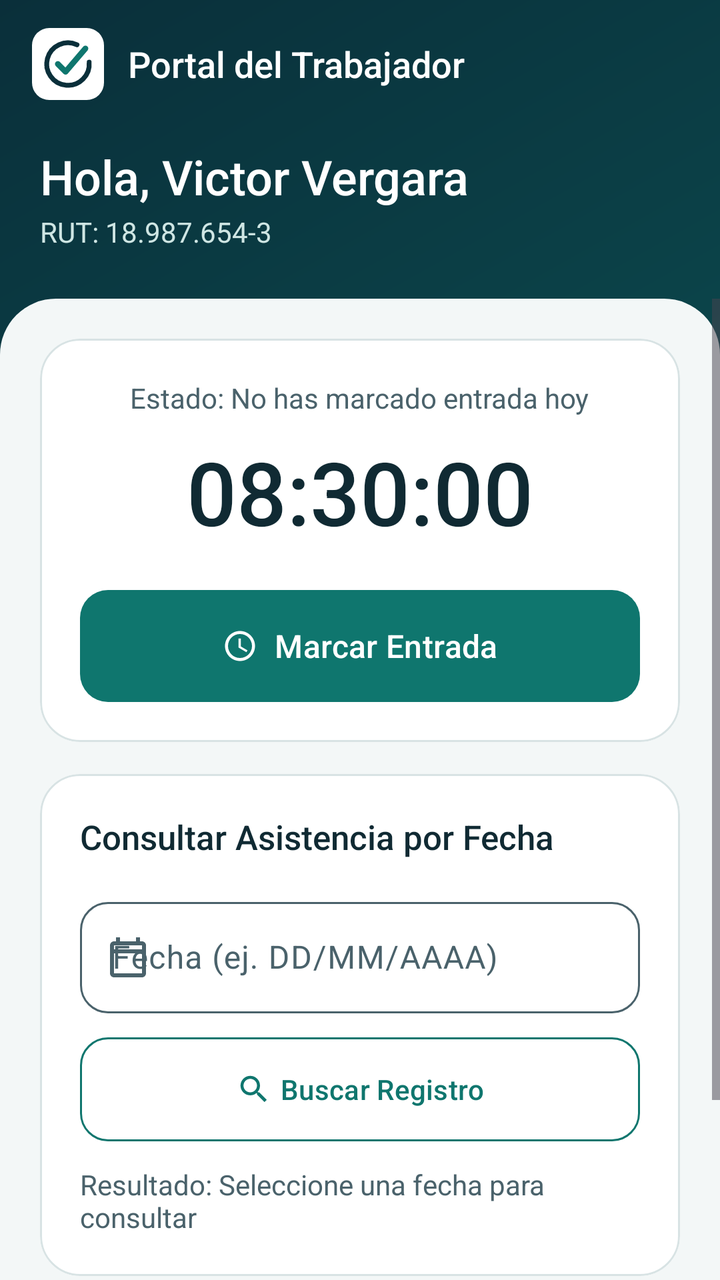
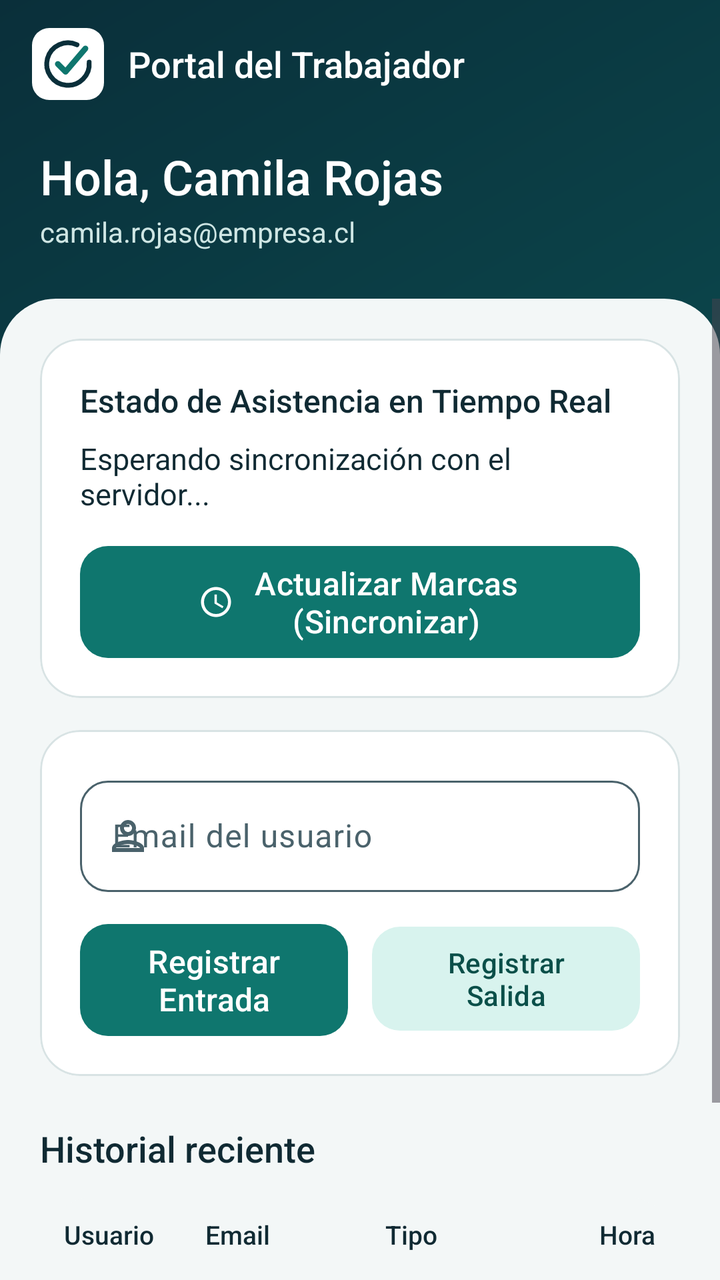

The first picture is an Android layout as it rendered before a commit; the second is the same layout after the commit. The layout source and the unified diff follow.
<!-- AndroidManifest.xml: application theme Theme.Asistencia -->
<!-- res/layout/activity_dashboard.xml -->
<?xml version="1.0" encoding="utf-8"?>
<androidx.constraintlayout.widget.ConstraintLayout xmlns:android="http://schemas.android.com/apk/res/android"
    xmlns:app="http://schemas.android.com/apk/res-auto"
    xmlns:tools="http://schemas.android.com/tools"
    android:id="@+id/main"
    android:layout_width="match_parent"
    android:layout_height="match_parent"
    android:background="@drawable/bg_screen"
    tools:context=".DashboardActivity">

    
    <com.google.android.material.appbar.AppBarLayout
        android:id="@+id/appBar"
        android:layout_width="match_parent"
        android:layout_height="wrap_content"
        android:background="@android:color/transparent"
        app:elevation="0dp"
        app:layout_constraintTop_toTopOf="parent">

        <androidx.appcompat.widget.Toolbar
            android:id="@+id/toolbar"
            android:layout_width="match_parent"
            android:layout_height="?attr/actionBarSize"
            app:logo="@drawable/ic_logo_toolbar"
            app:logoDescription="@string/logo_description"
            app:title="Portal del Trabajador"
            app:titleTextAppearance="@style/Asistencia.Text.Toolbar"
            app:titleTextColor="@color/on_hero" />

        <LinearLayout
            android:layout_width="match_parent"
            android:layout_height="wrap_content"
            android:orientation="vertical"
            android:paddingStart="20dp"
            android:paddingTop="8dp"
            android:paddingEnd="20dp"
            android:paddingBottom="24dp">

            <TextView
                android:id="@+id/tvUserGreeting"
                android:layout_width="wrap_content"
                android:layout_height="wrap_content"
                android:fontFamily="sans-serif-medium"
                android:text="Hola, Victor Vergara"
                android:textColor="@color/on_hero"
                android:textSize="24sp" />

            <TextView
                android:id="@+id/tvUserRut"
                android:layout_width="wrap_content"
                android:layout_height="wrap_content"
                android:layout_marginTop="2dp"
                android:text="RUT: 18.987.654-3"
                android:textColor="@color/on_hero_muted"
                android:textSize="14sp" />
        </LinearLayout>
    </com.google.android.material.appbar.AppBarLayout>

    
    <ScrollView
        android:layout_width="match_parent"
        android:layout_height="0dp"
        android:background="@drawable/bg_sheet"
        android:fillViewport="true"
        app:layout_constraintBottom_toBottomOf="parent"
        app:layout_constraintTop_toBottomOf="@id/appBar">

        <LinearLayout
            android:layout_width="match_parent"
            android:layout_height="wrap_content"
            android:orientation="vertical"
            android:padding="20dp">

            
            <com.google.android.material.card.MaterialCardView style="@style/Asistencia.Card">

                <LinearLayout
                    android:layout_width="match_parent"
                    android:layout_height="wrap_content"
                    android:gravity="center"
                    android:orientation="vertical"
                    android:padding="20dp">

                    <TextView
                        android:id="@+id/tvClockStatus"
                        style="@style/Asistencia.Text.Body"
                        android:layout_width="wrap_content"
                        android:layout_height="wrap_content"
                        android:gravity="center"
                        android:text="Estado: No has marcado entrada hoy" />

                    <TextView
                        android:id="@+id/tvCurrentTime"
                        android:layout_width="wrap_content"
                        android:layout_height="wrap_content"
                        android:layout_marginTop="8dp"
                        android:fontFamily="sans-serif-medium"
                        android:fontFeatureSettings="tnum"
                        android:text="08:30:00"
                        android:textColor="@color/text_primary"
                        android:textSize="44sp" />

                    <com.google.android.material.button.MaterialButton
                        android:id="@+id/btnClockAction"
                        style="@style/Asistencia.Button"
                        android:layout_marginTop="20dp"
                        android:text="Marcar Entrada"
                        app:icon="@drawable/ic_clock" />

                </LinearLayout>
            </com.google.android.material.card.MaterialCardView>

            
            <com.google.android.material.card.MaterialCardView
                style="@style/Asistencia.Card"
                android:layout_marginTop="16dp">

                <LinearLayout
                    android:layout_width="match_parent"
                    android:layout_height="wrap_content"
                    android:orientation="vertical"
                    android:padding="20dp">

                    <TextView
                        style="@style/Asistencia.Text.Title"
                        android:layout_width="wrap_content"
                        android:layout_height="wrap_content"
                        android:text="Consultar Asistencia por Fecha" />

                    <com.google.android.material.textfield.TextInputLayout
                        style="@style/Asistencia.TextField"
                        android:layout_marginTop="16dp"
                        android:hint="Fecha (ej. DD/MM/AAAA)"
                        app:startIconDrawable="@drawable/ic_calendar">

                        <com.google.android.material.textfield.TextInputEditText
                            android:id="@+id/etQueryDate"
                            android:layout_width="match_parent"
                            android:layout_height="wrap_content"
                            android:inputType="date" />
                    </com.google.android.material.textfield.TextInputLayout>

                    <com.google.android.material.button.MaterialButton
                        android:id="@+id/btnQueryAttendance"
                        style="@style/Asistencia.Button.Outlined"
                        android:layout_marginTop="12dp"
                        android:text="Buscar Registro"
                        app:icon="@drawable/ic_search" />

                    <TextView
                        android:id="@+id/tvQueryResult"
                        style="@style/Asistencia.Text.Body"
                        android:layout_width="match_parent"
                        android:layout_height="wrap_content"
                        android:layout_marginTop="12dp"
                        android:text="Resultado: Seleccione una fecha para consultar" />
                </LinearLayout>
            </com.google.android.material.card.MaterialCardView>

            
            <com.google.android.material.button.MaterialButton
                android:id="@+id/btnOpenAdmin"
                style="@style/Asistencia.Button.Tonal"
                android:layout_marginTop="16dp"
                android:text="Ir a Panel Administrador"
                android:visibility="gone"
                app:icon="@drawable/ic_shield" />

            
            <com.google.android.material.button.MaterialButton
                android:id="@+id/btnLogout"
                style="@style/Asistencia.Button.Outlined"
                android:layout_marginTop="16dp"
                android:layout_marginBottom="24dp"
                android:text="Cerrar Sesión"
                app:strokeColor="@color/danger_fg" />

        </LinearLayout>
    </ScrollView>

</androidx.constraintlayout.widget.ConstraintLayout>
<!-- resources referenced by this layout -->
<resources>
  <color name="danger_fg">#B3261E</color>
  <color name="on_hero">#FFFFFF</color>
  <color name="on_hero_muted">#CFE6E4</color>
  <color name="text_primary">#102A33</color>
  <!-- drawable bg_screen (drawable) -->
  <?xml version="1.0" encoding="utf-8"?>
  <layer-list xmlns:android="http://schemas.android.com/apk/res/android">
      <item android:drawable="@drawable/bg_login" />
      <item
          android:drawable="@color/background"
          android:top="320dp" />
  </layer-list>
  <!-- drawable bg_sheet (drawable) -->
  <?xml version="1.0" encoding="utf-8"?>
  <shape xmlns:android="http://schemas.android.com/apk/res/android">
      <solid android:color="@color/background" />
      <corners
          android:topLeftRadius="28dp"
          android:topRightRadius="28dp" />
  </shape>
  <!-- drawable ic_calendar (drawable) -->
  <?xml version="1.0" encoding="utf-8"?>
  <vector xmlns:android="http://schemas.android.com/apk/res/android"
      android:width="24dp"
      android:height="24dp"
      android:tint="?attr/colorControlNormal"
      android:viewportWidth="24"
      android:viewportHeight="24">
      <path
          android:fillColor="@android:color/white"
          android:pathData="M19,4h-1V2h-2v2H8V2H6v2H5C3.89,4 3.01,4.9 3.01,6L3,20c0,1.1 0.89,2 2,2h14c1.1,0 2,-0.9 2,-2V6c0,-1.1 -0.9,-2 -2,-2zm0,16H5V10h14v10zm0,-12H5V6h14v2z" />
  </vector>
  <!-- drawable ic_logo_toolbar (drawable) -->
  <?xml version="1.0" encoding="utf-8"?>
  <inset xmlns:android="http://schemas.android.com/apk/res/android"
      android:drawable="@drawable/ic_logo"
      android:insetRight="12dp" />
  <!-- drawable ic_search (drawable) -->
  <?xml version="1.0" encoding="utf-8"?>
  <vector xmlns:android="http://schemas.android.com/apk/res/android"
      android:width="24dp"
      android:height="24dp"
      android:tint="?attr/colorControlNormal"
      android:viewportWidth="24"
      android:viewportHeight="24">
      <path
          android:fillColor="@android:color/white"
          android:pathData="M15.5,14h-0.79l-0.28,-0.27C15.41,12.59 16,11.11 16,9.5 16,5.91 13.09,3 9.5,3S3,5.91 3,9.5 5.91,16 9.5,16c1.61,0 3.09,-0.59 4.23,-1.57l0.27,0.28v0.79l5,4.99L20.49,19l-4.99,-5zm-6,0C7.01,14 5,11.99 5,9.5S7.01,5 9.5,5 14,7.01 14,9.5 11.99,14 9.5,14z" />
  </vector>
  <string name="logo_description">Logo de Asistencia</string>
  <style name="Asistencia.Text.Body" parent="">
          <item name="android:textColor">@color/text_secondary</item>
          <item name="android:textSize">14sp</item>
      </style>
  <style name="Asistencia.Text.Title" parent="">
          <item name="android:fontFamily">sans-serif-medium</item>
          <item name="android:textColor">@color/text_primary</item>
          <item name="android:textSize">17sp</item>
      </style>
  <style name="Asistencia.Text.Toolbar" parent="">
          <item name="android:fontFamily">sans-serif-medium</item>
          <item name="android:textSize">18sp</item>
      </style>
  <!-- drawable bg_login (drawable) -->
  <?xml version="1.0" encoding="utf-8"?>
  <shape xmlns:android="http://schemas.android.com/apk/res/android">
      <gradient
          android:angle="315"
          android:endColor="@color/hero_end"
          android:startColor="@color/hero_start" />
  </shape>
  <color name="background">#F3F7F7</color>
  <color name="primary">#0F766E</color>
  <color name="surface">#FFFFFF</color>
  <color name="outline">#D8E3E4</color>
  <color name="text_secondary">#4A626B</color>
  <style name="Base.Theme.Asistencia" parent="Theme.Material3.DayNight.NoActionBar">
          
          
      </style>
  <color name="on_primary">#FFFFFF</color>
  <color name="primary_container">#D8F3EE</color>
  <color name="on_primary_container">#0A4F49</color>
  <color name="hero_end">#0C5F5E</color>
  <color name="hero_start">#0A2F3A</color>
  <color name="white">#FFFFFFFF</color>
  <color name="brand_ink">#0A2F3A</color>
  <color name="brand_teal">#0F766E</color>
  <!-- unchanged entries left out for length: 9 -->
</resources>

<!-- the commit's change to res/layout/activity_dashboard.xml (unified diff, before → after) -->
@@ -41,7 +41,7 @@
                 android:layout_width="wrap_content"
                 android:layout_height="wrap_content"
                 android:fontFamily="sans-serif-medium"
-                android:text="Hola, Victor Vergara"
+                android:text="Hola, Camila Rojas"
                 android:textColor="@color/on_hero"
                 android:textSize="24sp" />
 
@@ -50,7 +50,7 @@
                 android:layout_width="wrap_content"
                 android:layout_height="wrap_content"
                 android:layout_marginTop="2dp"
-                android:text="RUT: 18.987.654-3"
+                android:text="camila.rojas@empresa.cl"
                 android:textColor="@color/on_hero_muted"
                 android:textSize="14sp" />
         </LinearLayout>
@@ -77,47 +77,6 @@
                 <LinearLayout
                     android:layout_width="match_parent"
                     android:layout_height="wrap_content"
-                    android:gravity="center"
-                    android:orientation="vertical"
-                    android:padding="20dp">
-
-                    <TextView
-                        android:id="@+id/tvClockStatus"
-                        style="@style/Asistencia.Text.Body"
-                        android:layout_width="wrap_content"
-                        android:layout_height="wrap_content"
-                        android:gravity="center"
-                        android:text="Estado: No has marcado entrada hoy" />
-
-                    <TextView
-                        android:id="@+id/tvCurrentTime"
-                        android:layout_width="wrap_content"
-                        android:layout_height="wrap_content"
-                        android:layout_marginTop="8dp"
-                        android:fontFamily="sans-serif-medium"
-                        android:fontFeatureSettings="tnum"
-                        android:text="08:30:00"
-                        android:textColor="@color/text_primary"
-                        android:textSize="44sp" />
-
-                    <com.google.android.material.button.MaterialButton
-                        android:id="@+id/btnClockAction"
-                        style="@style/Asistencia.Button"
-                        android:layout_marginTop="20dp"
-                        android:text="Marcar Entrada"
-                        app:icon="@drawable/ic_clock" />
-
-                </LinearLayout>
-            </com.google.android.material.card.MaterialCardView>
-
-            
-            <com.google.android.material.card.MaterialCardView
-                style="@style/Asistencia.Card"
-                android:layout_marginTop="16dp">
-
-                <LinearLayout
-                    android:layout_width="match_parent"
-                    android:layout_height="wrap_content"
                     android:orientation="vertical"
                     android:padding="20dp">
 
@@ -125,43 +84,144 @@
                         style="@style/Asistencia.Text.Title"
                         android:layout_width="wrap_content"
                         android:layout_height="wrap_content"
-                        android:text="Consultar Asistencia por Fecha" />
-
-                    <com.google.android.material.textfield.TextInputLayout
-                        style="@style/Asistencia.TextField"
-                        android:layout_marginTop="16dp"
-                        android:hint="Fecha (ej. DD/MM/AAAA)"
-                        app:startIconDrawable="@drawable/ic_calendar">
-
-                        <com.google.android.material.textfield.TextInputEditText
-                            android:id="@+id/etQueryDate"
-                            android:layout_width="match_parent"
-                            android:layout_height="wrap_content"
-                            android:inputType="date" />
-                    </com.google.android.material.textfield.TextInputLayout>
-
-                    <com.google.android.material.button.MaterialButton
-                        android:id="@+id/btnQueryAttendance"
-                        style="@style/Asistencia.Button.Outlined"
-                        android:layout_marginTop="12dp"
-                        android:text="Buscar Registro"
-                        app:icon="@drawable/ic_search" />
+                        android:text="Estado de Asistencia en Tiempo Real"
+                        android:textSize="16sp" />
 
                     <TextView
-                        android:id="@+id/tvQueryResult"
+                        android:id="@+id/tvLiveStatus"
                         style="@style/Asistencia.Text.Body"
                         android:layout_width="match_parent"
                         android:layout_height="wrap_content"
-                        android:layout_marginTop="12dp"
-                        android:text="Resultado: Seleccione una fecha para consultar" />
+                        android:layout_marginTop="8dp"
+                        android:text="Esperando sincronización con el servidor..."
+                        android:textColor="@color/text_primary"
+                        android:textSize="15sp" />
+
+                    
+                    <com.google.android.material.button.MaterialButton
+                        android:id="@+id/btnRefreshLive"
+                        style="@style/Asistencia.Button"
+                        android:layout_marginTop="16dp"
+                        android:text="Actualizar Marcas (Sincronizar)"
+                        app:icon="@drawable/ic_clock" />
+
                 </LinearLayout>
             </com.google.android.material.card.MaterialCardView>
+
+            
+            <com.google.android.material.card.MaterialCardView
+                style="@style/Asistencia.Card"
+                android:layout_marginTop="16dp">
+
+                <LinearLayout
+                    android:layout_width="match_parent"
+                    android:layout_height="wrap_content"
+                    android:orientation="vertical"
+                    android:padding="20dp">
+
+                    <com.google.android.material.textfield.TextInputLayout
+                        style="@style/Asistencia.TextField"
+                        android:hint="Email del usuario"
+                        app:startIconDrawable="@drawable/ic_person">
+
+                        <com.google.android.material.textfield.TextInputEditText
+                            android:id="@+id/etUserEmailInput"
+                            android:layout_width="match_parent"
+                            android:layout_height="wrap_content"
+                            android:inputType="textEmailAddress" />
+                    </com.google.android.material.textfield.TextInputLayout>
+
+                    <LinearLayout
+                        android:layout_width="match_parent"
+                        android:layout_height="wrap_content"
+                        android:layout_marginTop="16dp"
+                        android:orientation="horizontal">
+
+                        <com.google.android.material.button.MaterialButton
+                            android:id="@+id/btnRegisterCheckIn"
+                            style="@style/Asistencia.Button"
+                            android:layout_width="0dp"
+                            android:layout_marginEnd="6dp"
+                            android:layout_weight="1"
+                            android:text="Registrar Entrada" />
+
+                        <com.google.android.material.button.MaterialButton
+                            android:id="@+id/btnRegisterCheckOut"
+                            style="@style/Asistencia.Button.Tonal"
+                            android:layout_width="0dp"
+                            android:layout_marginStart="6dp"
+                            android:layout_weight="1"
+                            android:text="Registrar Salida" />
+                    </LinearLayout>
+
+                </LinearLayout>
+            </com.google.android.material.card.MaterialCardView>
+
+            
+            <TextView
+                style="@style/Asistencia.Text.Title"
+                android:layout_width="wrap_content"
+                android:layout_height="wrap_content"
+                android:layout_marginTop="24dp"
+                android:layout_marginBottom="12dp"
+                android:text="Historial reciente"
+                android:textSize="18sp" />
+
+            
+            <LinearLayout
+                android:layout_width="match_parent"
+                android:layout_height="wrap_content"
+                android:background="@drawable/bg_sheet"
+                android:orientation="horizontal"
+                android:paddingHorizontal="12dp"
+                android:paddingVertical="10dp">
+
+                <TextView
+                    style="@style/Asistencia.Text.Title"
+                    android:layout_width="0dp"
+                    android:layout_height="wrap_content"
+                    android:layout_weight="1.1"
+                    android:text="Usuario"
+                    android:textSize="13sp" />
+
+                <TextView
+                    style="@style/Asistencia.Text.Title"
+                    android:layout_width="0dp"
+                    android:layout_height="wrap_content"
+                    android:layout_weight="1.4"
+                    android:text="Email"
+                    android:textSize="13sp" />
+
+                <TextView
+                    style="@style/Asistencia.Text.Title"
+                    android:layout_width="0dp"
+                    android:layout_height="wrap_content"
+                    android:layout_weight="0.8"
+                    android:text="Tipo"
+                    android:textSize="13sp" />
+
+                <TextView
+                    style="@style/Asistencia.Text.Title"
+                    android:layout_width="0dp"
+                    android:layout_height="wrap_content"
+                    android:layout_weight="1.3"
+                    android:gravity="end"
+                    android:text="Hora"
+                    android:textSize="13sp" />
+            </LinearLayout>
+
+            
+            <LinearLayout
+                android:id="@+id/layoutHistoryContainer"
+                android:layout_width="match_parent"
+                android:layout_height="wrap_content"
+                android:orientation="vertical" />
 
             
             <com.google.android.material.button.MaterialButton
                 android:id="@+id/btnOpenAdmin"
                 style="@style/Asistencia.Button.Tonal"
-                android:layout_marginTop="16dp"
+                android:layout_marginTop="20dp"
                 android:text="Ir a Panel Administrador"
                 android:visibility="gone"
                 app:icon="@drawable/ic_shield" />
<!-- resource entries referenced after the edit -->
@@ -20,7 +20,12 @@
           android:topLeftRadius="28dp"
           android:topRightRadius="28dp" />
   </shape>
-  <!-- drawable ic_calendar (drawable) -->
+  <!-- drawable ic_logo_toolbar (drawable) -->
+  <?xml version="1.0" encoding="utf-8"?>
+  <inset xmlns:android="http://schemas.android.com/apk/res/android"
+      android:drawable="@drawable/ic_logo"
+      android:insetRight="12dp" />
+  <!-- drawable ic_person (drawable) -->
   <?xml version="1.0" encoding="utf-8"?>
   <vector xmlns:android="http://schemas.android.com/apk/res/android"
       android:width="24dp"
@@ -30,24 +35,7 @@
       android:viewportHeight="24">
       <path
           android:fillColor="@android:color/white"
-          android:pathData="M19,4h-1V2h-2v2H8V2H6v2H5C3.89,4 3.01,4.9 3.01,6L3,20c0,1.1 0.89,2 2,2h14c1.1,0 2,-0.9 2,-2V6c0,-1.1 -0.9,-2 -2,-2zm0,16H5V10h14v10zm0,-12H5V6h14v2z" />
-  </vector>
-  <!-- drawable ic_logo_toolbar (drawable) -->
-  <?xml version="1.0" encoding="utf-8"?>
-  <inset xmlns:android="http://schemas.android.com/apk/res/android"
-      android:drawable="@drawable/ic_logo"
-      android:insetRight="12dp" />
-  <!-- drawable ic_search (drawable) -->
-  <?xml version="1.0" encoding="utf-8"?>
-  <vector xmlns:android="http://schemas.android.com/apk/res/android"
-      android:width="24dp"
-      android:height="24dp"
-      android:tint="?attr/colorControlNormal"
-      android:viewportWidth="24"
-      android:viewportHeight="24">
-      <path
-          android:fillColor="@android:color/white"
-          android:pathData="M15.5,14h-0.79l-0.28,-0.27C15.41,12.59 16,11.11 16,9.5 16,5.91 13.09,3 9.5,3S3,5.91 3,9.5 5.91,16 9.5,16c1.61,0 3.09,-0.59 4.23,-1.57l0.27,0.28v0.79l5,4.99L20.49,19l-4.99,-5zm-6,0C7.01,14 5,11.99 5,9.5S7.01,5 9.5,5 14,7.01 14,9.5 11.99,14 9.5,14z" />
+          android:pathData="M12,6c1.1,0 2,0.9 2,2s-0.9,2 -2,2 -2,-0.9 -2,-2 0.9,-2 2,-2m0,10c2.7,0 5.8,1.29 6,2H6c0.23,-0.72 3.31,-2 6,-2m0,-12C9.79,4 8,5.79 8,8s1.79,4 4,4 4,-1.79 4,-4 -1.79,-4 -4,-4zm0,10c-2.67,0 -8,1.34 -8,4v2h16v-2c0,-2.66 -5.33,-4 -8,-4z" />
   </vector>
   <string name="logo_description">Logo de Asistencia</string>
   <style name="Asistencia.Text.Body" parent="">
